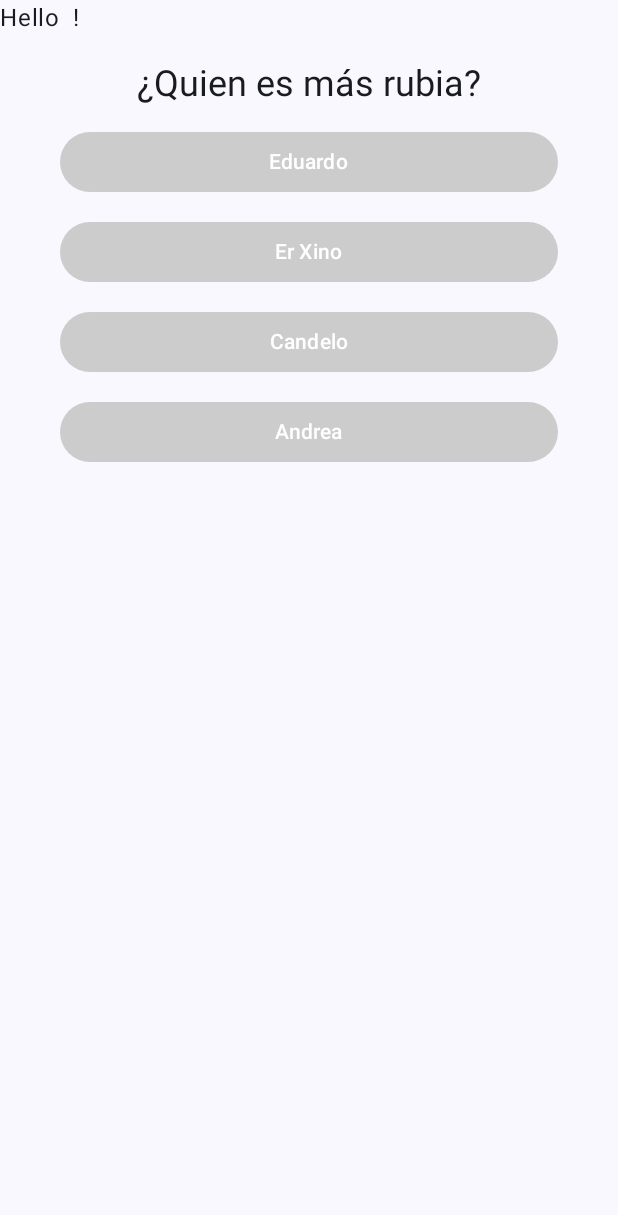
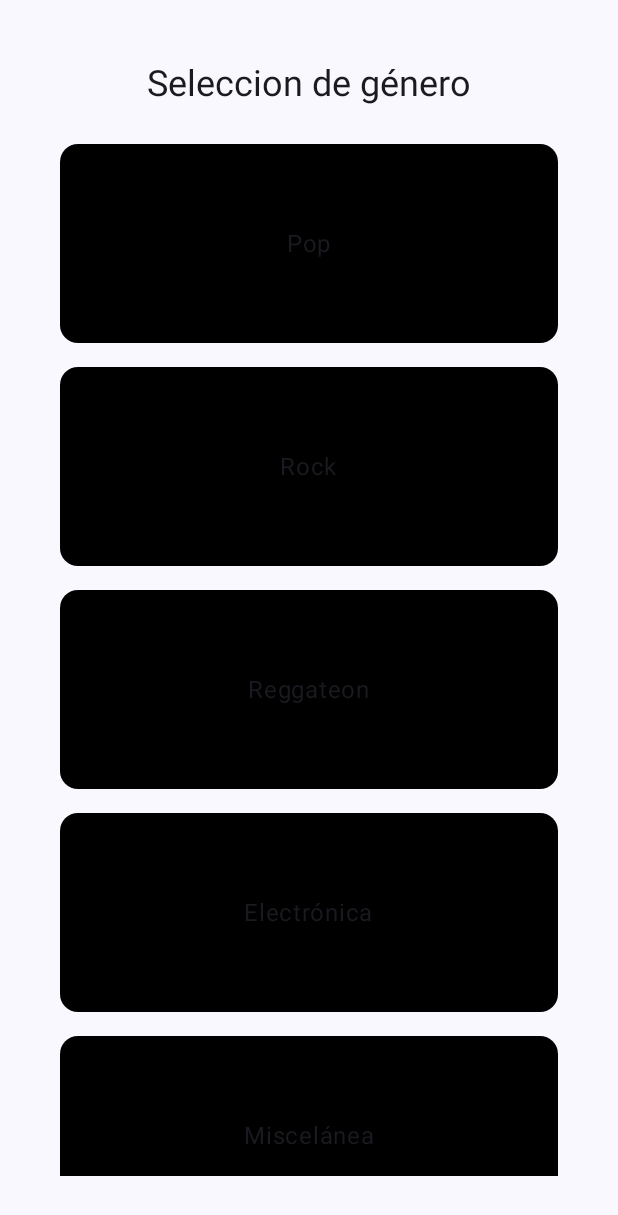
Before and after one commit to Andyy728/Moviles, an Android app built with Jetpack Compose: the screen it shows after launch (MainActivity), on a phone screen of 412 x 824 dp. Shown: the top 1215 px of the screen. Run offline under Robolectric (Android 15) with nearby library versions, the phone set to English and light mode, and no system bars.

Commit message:
selector de genero + vidas + boton de salir

```diff
--- /dev/null
+++ b/Practica1/app/src/main/java/com/example/movilespractica1/GenreSelector.kt
@@ -0,0 +1,61 @@
+package com.example.movilespractica1
+
+import androidx.compose.foundation.ExperimentalFoundationApi
+import androidx.compose.foundation.layout.*
+import androidx.compose.foundation.lazy.grid.*
+import androidx.compose.material3.*
+import androidx.compose.runtime.Composable
+import androidx.compose.ui.Alignment
+import androidx.compose.ui.Modifier
+import androidx.compose.ui.graphics.Color
+import androidx.compose.ui.modifier.modifierLocalOf
+import androidx.compose.ui.unit.dp
+
+
+@Composable
+fun GenreSelector(
+    genres: List<String>,
+    onSelect: (String) -> Unit
+)
+{
+    Box(
+        modifier = Modifier
+            .fillMaxSize()
+            .padding(16.dp)
+
+    ) {
+        Column(
+            modifier = Modifier
+                .fillMaxSize()
+                .padding(24.dp),
+            horizontalAlignment = Alignment.CenterHorizontally
+        ) {
+            Text("Seleccion de género", style = MaterialTheme.typography.headlineSmall)
+            Spacer(modifier = Modifier.height(24.dp))
+
+            LazyVerticalGrid(
+                columns = GridCells.Fixed(1),
+                verticalArrangement = Arrangement.spacedBy(16.dp),
+                horizontalArrangement = Arrangement.spacedBy(16.dp),
+                modifier = Modifier.fillMaxSize()
+            )
+            {
+                itemsIndexed(genres) { index, genre ->
+                    Card(
+                        onClick = { onSelect(genre) },
+                        modifier = Modifier
+                            .aspectRatio(2.5f)
+                            .fillMaxWidth(),
+                        colors = CardDefaults.cardColors(containerColor = Color(0xFF000000))
+                    )
+                    {
+                        Box(contentAlignment = Alignment.Center, modifier = Modifier.fillMaxSize())
+                        {
+                            Text(genre)
+                        }
+                    }
+                }
+            }
+        }
+    }
+}
--- a/Practica1/app/src/main/java/com/example/movilespractica1/MainActivity.kt
+++ b/Practica1/app/src/main/java/com/example/movilespractica1/MainActivity.kt
@@ -15,6 +15,7 @@ import androidx.compose.material3.MaterialTheme
 import androidx.compose.material3.Scaffold
 import androidx.compose.material3.Text
 import androidx.compose.runtime.Composable
+import androidx.compose.runtime.LaunchedEffect
 import androidx.compose.runtime.getValue
 import androidx.compose.runtime.mutableStateOf
 import androidx.compose.runtime.remember
@@ -25,6 +26,7 @@ import androidx.compose.ui.graphics.Color
 import androidx.compose.ui.tooling.preview.Preview
 import androidx.compose.ui.unit.dp
 import com.example.movilespractica1.ui.theme.MovilesPractica1Theme
+import kotlinx.coroutines.delay
 
 class MainActivity : ComponentActivity() {
     override fun onCreate(savedInstanceState: Bundle?) {
@@ -33,11 +35,11 @@ class MainActivity : ComponentActivity() {
         setContent {
             MovilesPractica1Theme {
                 Scaffold(modifier = Modifier.fillMaxSize()) { innerPadding ->
-                    Greeting(
-                        name = " ",
-                        modifier = Modifier.padding(innerPadding)
+                    QuizGame(
+                        modifier = Modifier.padding(innerPadding),
+                        null,
+                         null
                     )
-                    QuizQuestion()
                 }
             }
         }
@@ -51,54 +53,6 @@ fun Greeting(name: String, modifier: Modifier = Modifier) {
         modifier = modifier
     )
 }
-@Composable
-fun QuizQuestion() {
-    val question = "¿Quien es más rubia?"
-    val options = listOf("Eduardo", "Er Xino", "Candelo", "Andrea")
-    val correctAnswer = "Candelo"
-
-    var selectedOption by remember { mutableStateOf<String?>(null) }
-    var showMessage by remember { mutableStateOf(false) }
-
-    Column(
-        horizontalAlignment = Alignment.CenterHorizontally,
-        verticalArrangement = Arrangement.spacedBy(12.dp),
-        modifier = Modifier
-            .padding(40.dp)
-    ) {
-        Text(text = question, style = MaterialTheme.typography.headlineSmall)
-
-        options.forEach { option ->
-            val isCorrect = option == correctAnswer
-            val isSelected = option == selectedOption
-
-            val backgroundColor = when {
-                !isSelected -> Color.LightGray
-                isCorrect -> Color(0xFFAAF683) // Verde suave
-                else -> Color(0xFFFF686B) // Rojo suave
-            }
-
-            Button(
-                onClick = {
-                    selectedOption = option
-                    showMessage = isCorrect
-                },
-                colors = ButtonDefaults.buttonColors(containerColor = backgroundColor),
-                modifier = Modifier.fillMaxWidth()
-            ) {
-                Text(option)
-            }
-        }
-
-        if (showMessage) {
-            Text(
-                text = "¡Correcto! Salchicha te da un besito",
-                color = Color(0xFF4CAF50),
-                style = MaterialTheme.typography.bodyLarge
-            )
-        }
-    }
-}
 
 @Preview(showBackground = true)
 @Composable
--- /dev/null
+++ b/Practica1/app/src/main/java/com/example/movilespractica1/Question.kt
@@ -0,0 +1,7 @@
+package com.example.movilespractica1
+
+data class Question(
+    val text: String,
+    val answers: List<String>,
+    val correctAnswer: String
+)
--- a/Practica1/app/src/main/java/com/example/movilespractica1/QuizGame.kt
+++ b/Practica1/app/src/main/java/com/example/movilespractica1/QuizGame.kt
@@ -5,24 +5,80 @@ import androidx.compose.runtime.getValue
 import androidx.compose.runtime.mutableStateOf
 import androidx.compose.runtime.remember
 import androidx.compose.runtime.setValue
+import androidx.compose.ui.Modifier
 
 @Composable
-fun QuizGame()
+fun QuizGame(modifier: Modifier, currentGenre: String?, currentQuestion: Int?)
 {
-    val questions = listOf(
-        Question("¿Capital de Francia?", listOf("Madrid", "París", "Londres", "Roma"), "París"),
+
+    val popQuestions = listOf(
+        Question("pop1", listOf("Madrid", "París", "Londres", "Roma"), "París"),
         Question("¿2 + 2?", listOf("3", "4", "5", "6"), "4"),
         Question("¿Color del cielo?", listOf("Rojo", "Azul", "Verde", "Negro"), "Azul")
     )
 
-    var selectedQuestionIndex by remember {mutableStateOf<Int?>(null)}
+    val rockQuestions = listOf(
+        Question("rcok1", listOf("Madrid", "París", "Londres", "Roma"), "París"),
+        Question("¿2 + 2?", listOf("3", "4", "5", "6"), "4"),
+        Question("¿Color del cielo?", listOf("Rojo", "Azul", "Verde", "Negro"), "Azul")
+    )
 
-    if(selectedQuestionIndex == null)
+    val reggaetonQuestions = listOf(
+        Question("¿reg1", listOf("Madrid", "París", "Londres", "Roma"), "París"),
+        Question("¿2 + 2?", listOf("3", "4", "5", "6"), "4"),
+        Question("¿Color del cielo?", listOf("Rojo", "Azul", "Verde", "Negro"), "Azul")
+    )
+
+    val electronicQuestions = listOf(
+        Question("¿el1", listOf("Madrid", "París", "Londres", "Roma"), "París"),
+        Question("¿2 + 2?", listOf("3", "4", "5", "6"), "4"),
+        Question("¿Color del cielo?", listOf("Rojo", "Azul", "Verde", "Negro"), "Azul")
+    )
+
+    val miscelaneousQuestions = listOf(
+        Question("¿mis1", listOf("Madrid", "París", "Londres", "Roma"), "París"),
+        Question("¿2 + 2?", listOf("3", "4", "5", "6"), "4"),
+        Question("¿Color del cielo?", listOf("Rojo", "Azul", "Verde", "Negro"), "Azul")
+    )
+
+    val genres = listOf(
+        "Pop",
+        "Rock",
+        "Reggateon",
+        "Electrónica",
+        "Miscelánea"
+    )
+
+    val genreQuestionMap:  Map<String, List<Question>> = mapOf(
+    "Pop" to popQuestions,
+    "Rock" to rockQuestions,
+    "Reggateon" to reggaetonQuestions,
+    "Electrónica" to electronicQuestions,
+    "Miscelánea" to miscelaneousQuestions
+    )
+
+    var selectedQuestionIndex by remember {mutableStateOf(currentQuestion)}
+    var selectedGenre by remember {mutableStateOf(currentGenre) }
+
+
+
+    if(selectedGenre == null)
     {
-        QuestionSelector(questions, {selectedQuestionIndex = it})
-    }
-    else
-    {
-        QuizQuestion(questions[selectedQuestionIndex!!])
+        GenreSelector(genres, onSelect = { selectedGenre = it})
+    }else {
+        if (selectedQuestionIndex == null) {
+            QuestionSelector(genreQuestionMap[selectedGenre!!]!!, { selectedQuestionIndex = it })
+        } else {
+            selectedGenre?.let { genre ->
+                selectedQuestionIndex?.let { index ->
+                    genreQuestionMap[genre]?.getOrNull(index)?.let { question ->
+                        QuizQuestion(question, index, genreQuestionMap[genre]!!, genre)
+                    }
+                } ?: QuestionSelector(
+                    genreQuestionMap[genre].orEmpty(),
+                    onSelect = { selectedQuestionIndex = it }
+                )
+            } ?: GenreSelector(genres, onSelect = { selectedGenre = it })
+        }
     }
 }
```
Also changed, not shown: Practica1/app/src/main/java/com/example/movilespractica1/QuestionSelector.kt (+42 -7 lines), Practica1/app/src/main/java/com/example/movilespractica1/QuizQuestion.kt (+136 -10 lines).
